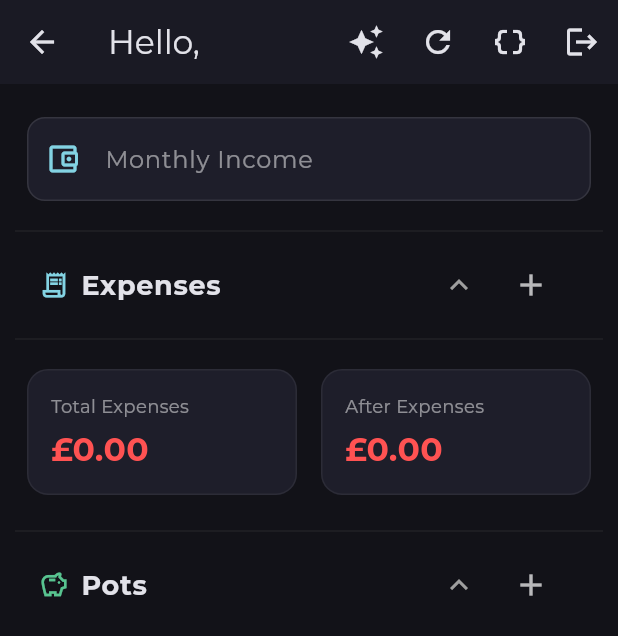
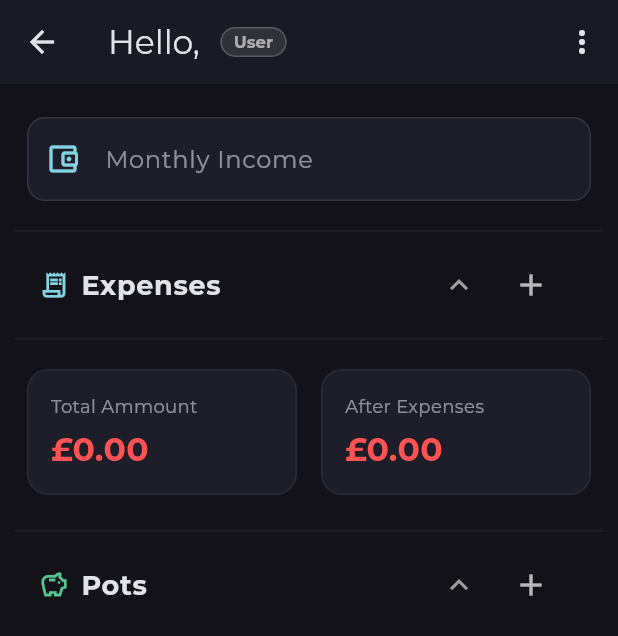
Before and after one commit to brpetrov/dun_bun_finance, a Flutter app: the HomeScreen screen opened directly with empty values, on a phone screen of 412 x 824 dp. Shown: the top 636 px of the screen. Run offline on Flutter 3.47's test engine with Material 3 defaults, Android fonts, the phone set to English and light mode, and no system bars; our stand-ins replace cloud_firestore, csv, file_picker, firebase_auth, firebase_core, flutter_secure_storage and 3 more; missing offline and left inert: bitsdojo_window; accounts and stored records are empty.

Commit message:
Added User roles + UI improvements

```diff
--- a/lib/home_screen/home_screen.dart
+++ b/lib/home_screen/home_screen.dart
@@ -26,6 +26,7 @@ class _HomeScreenState extends State<HomeScreen> {
   List<Map<String, dynamic>> pots = [];
   List<Map<String, dynamic>> expenses = [];
   bool isLoading = true;
+  String _userRole = 'user';
 
   final TextEditingController _monthlyIncomeController =
       TextEditingController();
@@ -73,6 +74,8 @@ class _HomeScreenState extends State<HomeScreen> {
   Future<void> _initializeData() async {
     try {
       await FirestoreService.migrateExpenseTypes();
+      final role = await FirestoreService.getUserRole();
+      if (mounted) setState(() => _userRole = role);
       await _refreshData();
     } catch (error, stackTrace) {
       _logError('_initializeData', error, stackTrace);
@@ -356,25 +359,89 @@ class _HomeScreenState extends State<HomeScreen> {
   Widget build(BuildContext context) {
     return Scaffold(
       appBar: AppBar(
-        title: Text('Hello, ${widget.username}'),
+        title: Row(
+          mainAxisSize: MainAxisSize.min,
+          children: [
+            Text('Hello, ${widget.username}'),
+            const SizedBox(width: 8),
+            Container(
+              padding: const EdgeInsets.symmetric(horizontal: 8, vertical: 2),
+              decoration: BoxDecoration(
+                color: _userRole == 'admin'
+                    ? Colors.amber.withValues(alpha: 0.2)
+                    : Colors.white.withValues(alpha: 0.1),
+                borderRadius: BorderRadius.circular(12),
+                border: Border.all(
+                  color: _userRole == 'admin'
+                      ? Colors.amber.withValues(alpha: 0.6)
+                      : Colors.white.withValues(alpha: 0.2),
+                ),
+              ),
+              child: Text(
+                _userRole == 'admin' ? 'Admin' : 'User',
+                style: TextStyle(
+                  fontSize: 11,
+                  fontWeight: FontWeight.bold,
+                  color: _userRole == 'admin'
+                      ? Colors.amber
+                      : Colors.white.withValues(alpha: 0.6),
+                ),
+              ),
+            ),
+          ],
+        ),
         actions: [
-          IconButton(
-            icon: const Icon(Icons.auto_awesome),
-            tooltip: 'Analyze Bank Statement',
-            onPressed: _analyzeStatement,
-          ),
-          IconButton(
-            icon: const Icon(Icons.refresh),
-            onPressed: _handleRefresh,
-          ),
-          IconButton(
-            icon: const Icon(Icons.data_object),
-            tooltip: 'View current expenses and pots',
-            onPressed: _showDataExportDialog,
-          ),
-          IconButton(
-            icon: const Icon(Icons.logout),
-            onPressed: _handleLogout,
+          PopupMenuButton<String>(
+            icon: const Icon(Icons.more_vert),
+            onSelected: (value) {
+              switch (value) {
+                case 'analyze':
+                  _analyzeStatement();
+                case 'refresh':
+                  _handleRefresh();
+                case 'export':
+                  _showDataExportDialog();
+                case 'logout':
+                  _handleLogout();
+              }
+            },
+            itemBuilder: (context) => [
+              if (_userRole == 'admin') ...[
+                const PopupMenuItem(
+                  value: 'analyze',
+                  child: ListTile(
+                    leading: Icon(Icons.auto_awesome),
+                    title: Text('Analyze Statement'),
+                    dense: true,
+                  ),
+                ),
+                const PopupMenuItem(
+                  value: 'export',
+                  child: ListTile(
+                    leading: Icon(Icons.data_object),
+                    title: Text('Export Data'),
+                    dense: true,
+                  ),
+                ),
+                const PopupMenuDivider(),
+              ],
+              const PopupMenuItem(
+                value: 'refresh',
+                child: ListTile(
+                  leading: Icon(Icons.refresh),
+                  title: Text('Refresh'),
+                  dense: true,
+                ),
+              ),
+              const PopupMenuItem(
+                value: 'logout',
+                child: ListTile(
+                  leading: Icon(Icons.logout),
+                  title: Text('Logout'),
+                  dense: true,
+                ),
+              ),
+            ],
           ),
         ],
       ),
--- a/lib/home_screen/sections/pot_section.dart
+++ b/lib/home_screen/sections/pot_section.dart
@@ -86,6 +86,7 @@ class _PotsSectionState extends State<PotsSection> {
                     decoration: const InputDecoration(
                       labelText: 'Percentage',
                       border: OutlineInputBorder(),
+                      suffixText: '%',
                     ),
                   ),
                 ],
@@ -106,7 +107,9 @@ class _PotsSectionState extends State<PotsSection> {
                   }
 
                   final percentage = int.tryParse(percentageText);
-                  if (percentage == null || percentage < 0 || percentage > 100) {
+                  if (percentage == null ||
+                      percentage < 0 ||
+                      percentage > 100) {
                     _showSnackBar(
                       'Percentage must be between 0 and 100',
                       backgroundColor: Colors.redAccent,
@@ -274,7 +277,7 @@ class _PotsSectionState extends State<PotsSection> {
                   physics: const NeverScrollableScrollPhysics(),
                   gridDelegate: const SliverGridDelegateWithFixedCrossAxisCount(
                     crossAxisCount: 2,
-                    childAspectRatio: 5,
+                    mainAxisExtent: 72,
                     crossAxisSpacing: 4,
                     mainAxisSpacing: 4,
                   ),
--- a/lib/home_screen/sections/totals_section.dart
+++ b/lib/home_screen/sections/totals_section.dart
@@ -30,7 +30,7 @@ class TotalSection extends StatelessWidget {
                       crossAxisAlignment: CrossAxisAlignment.start,
                       children: [
                         Text(
-                          'Total Expenses',
+                          'Total Ammount',
                           style: TextStyle(
                             fontSize: 12,
                             color: Colors.white.withValues(alpha: 0.5),
@@ -86,15 +86,16 @@ class TotalSection extends StatelessWidget {
           // Per-type subtotals
           if (subtotalsByType.isNotEmpty) ...[
             const SizedBox(height: 4),
-            Wrap(
-              spacing: 4,
-              runSpacing: 4,
-              children: Expense.typeDisplayOrder.map((type) {
-                final amount = subtotalsByType[type.name] ?? 0.0;
-                if (amount == 0.0) return const SizedBox.shrink();
-                return SizedBox(
-                  width: (MediaQuery.of(context).size.width - 28) / 2,
-                  child: Card(
+            LayoutBuilder(
+              builder: (context, constraints) {
+                final useGrid = constraints.maxWidth >= 500;
+                final visibleTypes = Expense.typeDisplayOrder
+                    .where((t) => (subtotalsByType[t.name] ?? 0.0) > 0.0)
+                    .toList();
+
+                Widget buildTypeCard(ExpenseType type) {
+                  final amount = subtotalsByType[type.name] ?? 0.0;
+                  return Card(
                     child: Padding(
                       padding: const EdgeInsets.symmetric(
                           horizontal: 12, vertical: 10),
@@ -121,9 +122,32 @@ class TotalSection extends StatelessWidget {
                         ],
                       ),
                     ),
-                  ),
+                  );
+                }
+
+                if (useGrid) {
+                  return GridView.builder(
+                    shrinkWrap: true,
+                    physics: const NeverScrollableScrollPhysics(),
+                    gridDelegate:
+                        const SliverGridDelegateWithFixedCrossAxisCount(
+                      crossAxisCount: 2,
+                      mainAxisExtent: 52,
+                      crossAxisSpacing: 4,
+                      mainAxisSpacing: 4,
+                    ),
+                    itemCount: visibleTypes.length,
+                    itemBuilder: (_, i) => buildTypeCard(visibleTypes[i]),
+                  );
+                }
+
+                return ListView.builder(
+                  shrinkWrap: true,
+                  physics: const NeverScrollableScrollPhysics(),
+                  itemCount: visibleTypes.length,
+                  itemBuilder: (_, i) => buildTypeCard(visibleTypes[i]),
                 );
-              }).toList(),
+              },
             ),
           ],
         ],
--- a/lib/services/firestore_service.dart
+++ b/lib/services/firestore_service.dart
@@ -199,6 +199,31 @@ class FirestoreService {
     return count;
   }
 
+  // --- USER PROFILE ---
+
+  static Future<Map<String, dynamic>?> getUserProfile() async {
+    final doc = await _userDoc.get();
+    if (!doc.exists) return null;
+    return doc.data() as Map<String, dynamic>?;
+  }
+
+  static Future<void> createUserProfile(String displayName) async {
+    await _userDoc.set({
+      'displayName': displayName,
+      'role': 'user',
+      'createdAt': FieldValue.serverTimestamp(),
+    }, SetOptions(merge: true));
+  }
+
+  static Future<String> getUserRole() async {
+    final profile = await getUserProfile();
+    final role = (profile?['role'] as String?) ?? 'user';
+    if (profile == null || profile['role'] == null) {
+      await _userDoc.set({'role': role}, SetOptions(merge: true));
+    }
+    return role;
+  }
+
   // --- CLEAR ALL ---
 
   static Future<void> clearAll() async {
```
Also changed, not shown: lib/home_screen/sections/expense_section.dart (+64 -28 lines), lib/login_screen/login_screen.dart (+4 -3 lines).
